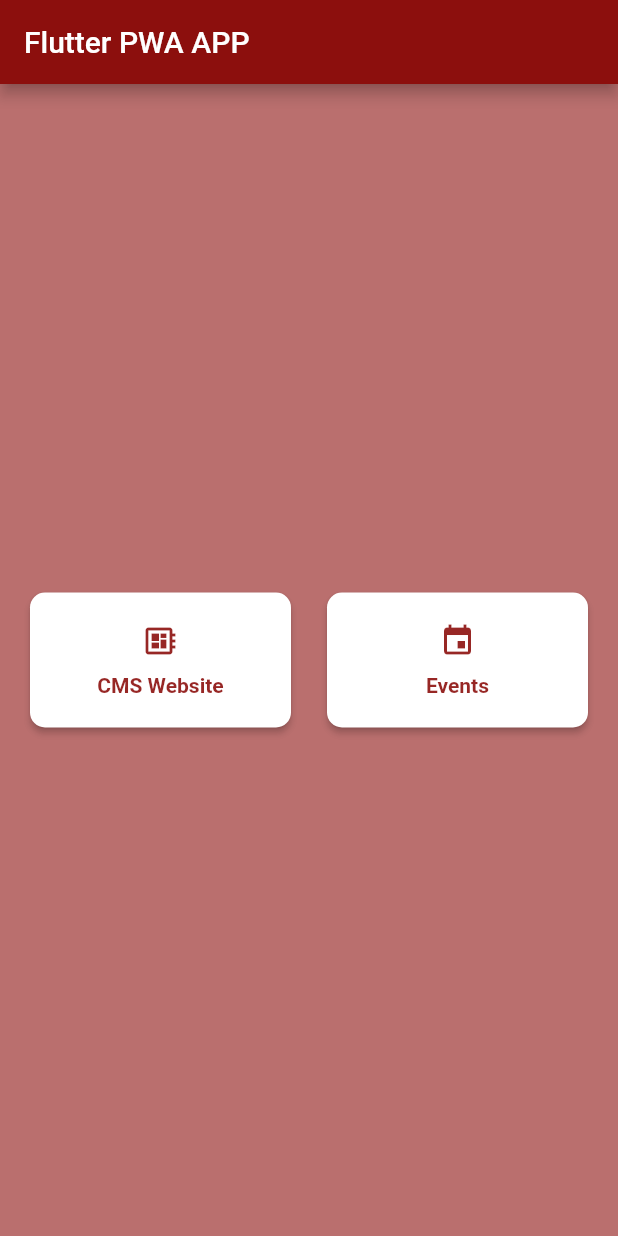
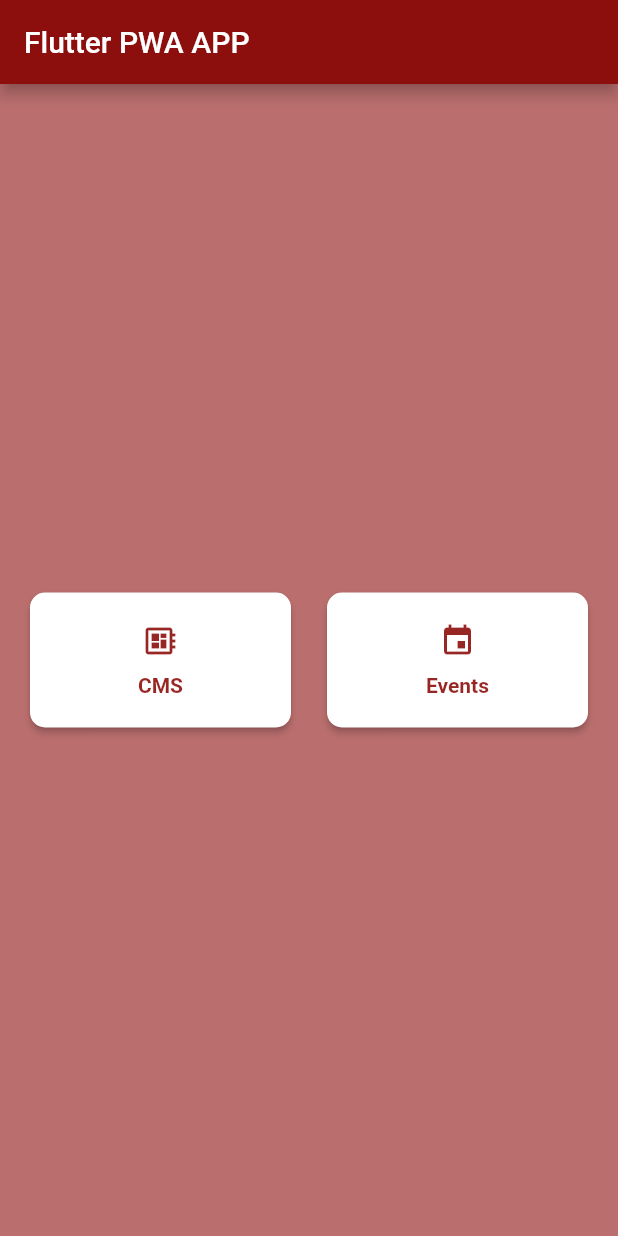
Before and after one commit to prabhum123/flutter_pwa, a Flutter app: the screen it shows after launch, on a phone screen of 412 x 824 dp. Run offline on Flutter 3.47's test engine with Material 2 defaults, Android fonts, the phone set to English and light mode, and no system bars; missing offline and left inert: dart:html, dart:js.

```diff
--- a/lib/main.dart
+++ b/lib/main.dart
@@ -18,7 +18,7 @@ class MyApp extends StatelessWidget {
   @override
   Widget build(BuildContext context) {
     return MaterialApp(
-      title: 'Flutter Demo',
+      title: 'Flutter PWA Demo',
       theme: ThemeData(
           appBarTheme: AppBarTheme(
             color: Color.fromRGBO(140, 15, 13, 1),
@@ -111,7 +111,7 @@ class _MyHomePageState extends State<MyHomePage> {
                           ),
                           SizedBox(height: 10),
                           Text(
-                            "CMS Website",
+                            "CMS",
                             style: TextStyle(
                               color: Color.fromRGBO(140, 15, 13, 0.9),
                               fontWeight: FontWeight.bold,
```
Also changed, not shown: 5 other files.
